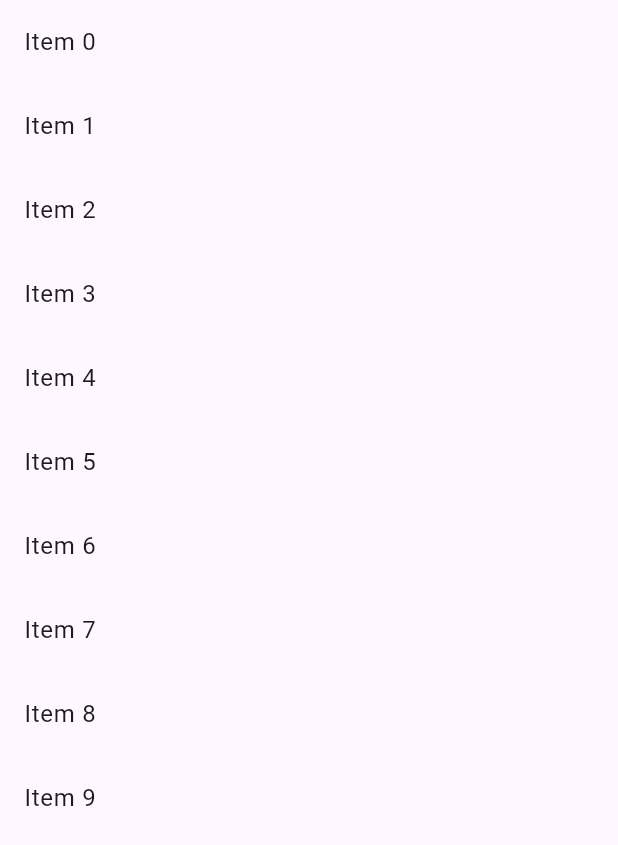
After one commit to MatheusFreitasGabriel/Prova-anima-es-parte-2, a Flutter app: the NotificacaoScreen screen opened directly, on a phone screen of 412 x 824 dp. The commit adds this screen. Shown: the top 845 px of the screen. Run offline on Flutter 3.47's test engine with Material 3 defaults, Android fonts, the phone set to English and light mode, and no system bars; our stand-ins replace google_fonts.

Commit message:
Terminei a  prova

```diff
--- a/lib/boasvindas_screen.dart
+++ b/lib/boasvindas_screen.dart
@@ -1,6 +1,7 @@
 import 'package:flutter/material.dart';
 import 'package:google_fonts/google_fonts.dart';
 import 'package:provaanimations/principal_screen.dart';
+import 'package:flutter/animation.dart';
 
 class BoasvindasScreen extends StatefulWidget {
   const BoasvindasScreen({super.key});
--- /dev/null
+++ b/lib/notificacao_screen.dart
@@ -0,0 +1,42 @@
+import 'package:flutter/material.dart';
+
+class NotificacaoScreen extends StatefulWidget {
+  const NotificacaoScreen({super.key});
+
+  @override
+  State<NotificacaoScreen> createState() => _NotificacaoScreenState();
+}
+
+class _NotificacaoScreenState extends State<NotificacaoScreen> {
+  List<int> _list = List.generate(10, (index) => index);
+
+  @override
+  Widget build(BuildContext context) {
+    return Scaffold(
+      body: ListView.builder(
+        itemCount: _list.length,
+        itemBuilder: (context, index) {
+          final int item = _list[index];
+          final GlobalKey key = GlobalKey();
+
+          return Dismissible(
+            key: key,
+            background: Container(
+              color: Colors.red,
+            ),
+            onDismissed: (DismissDirection direction) {
+              setState(() {
+                _list.removeAt(index);
+              });
+
+              ScaffoldMessenger.of(context).removeCurrentSnackBar();
+            },
+            child: ListTile(
+              title: Text('Item $item'),
+            ),
+          );
+        },
+      ),
+    );
+  }
+}
--- a/lib/principal_screen.dart
+++ b/lib/principal_screen.dart
@@ -1,6 +1,7 @@
 import 'package:flutter/material.dart';
 import 'package:provaanimations/exercicio_screen.dart';
 import 'package:provaanimations/metas_screen.dart';
+import 'package:provaanimations/notificacao_screen.dart';
 import 'package:provaanimations/perfil_screen.dart';
 
 class PrincipalScreen extends StatefulWidget {
@@ -19,17 +20,20 @@ class _PrincipalScreenState extends State<PrincipalScreen> {
       PerfilScreen(),
       ExercicioScreen(),
       MetasScreen(),
+      NotificacaoScreen(),
     ];
     return Scaffold(
       bottomNavigationBar: BottomNavigationBar(
         backgroundColor: Colors.red,
         currentIndex: _index,
+        type: BottomNavigationBarType.fixed,
         onTap: (int index) {
           setState(() {
             _index = index;
           });
         },
         items: [
+
           BottomNavigationBarItem(
             icon: Icon(Icons.person, color: Colors.white),
             label: "Perfil",
@@ -42,6 +46,7 @@ class _PrincipalScreenState extends State<PrincipalScreen> {
             icon: Icon(Icons.calendar_month_sharp, color: Colors.white),
             label: "Metas",
           ),
+          BottomNavigationBarItem(icon: Icon(Icons.notifications, color: Colors.white,), label: "Notificações"),
         ],
       ),
       body: _body[_index],
```
Also changed, not shown: lib/metas_screen.dart (+68 -2 lines).
